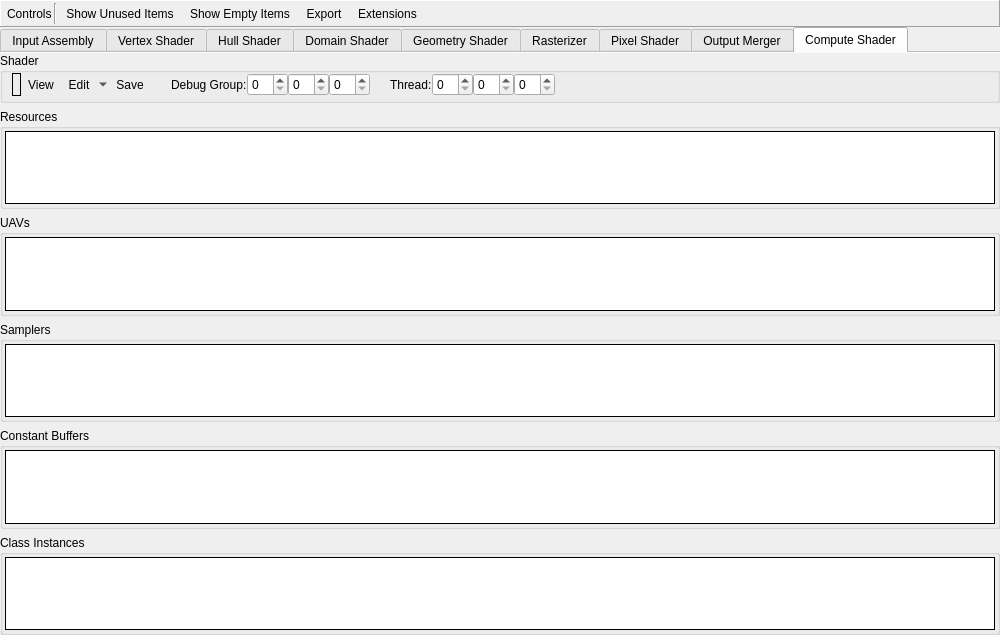
First picture: the form in qrenderdoc/Windows/PipelineState/D3D11PipelineStateViewer.ui, repository baldurk/renderdoc, before the edit.
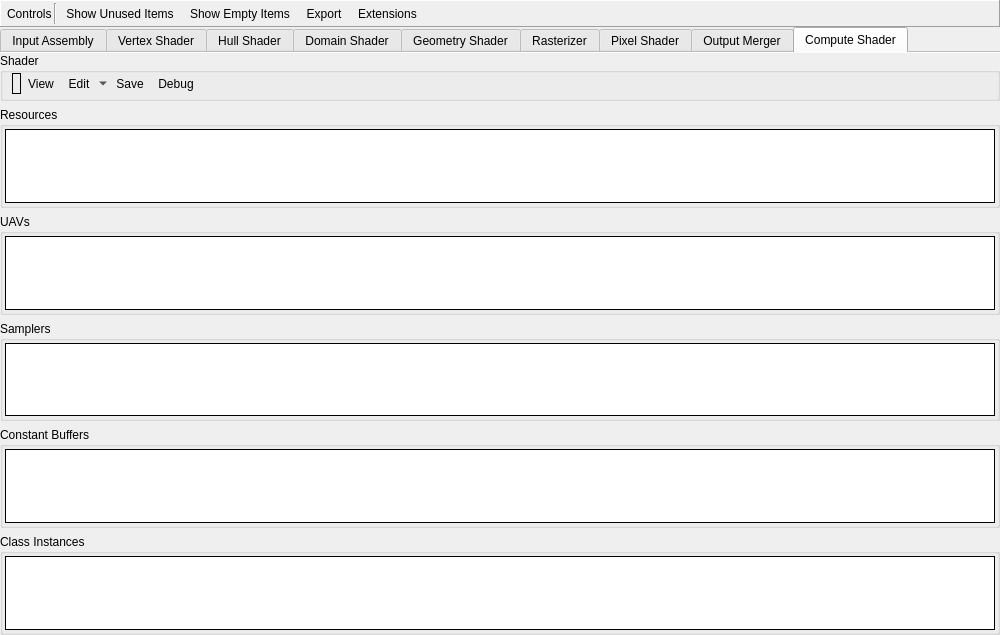
Second picture: the form after the edit. Icons and pictures are not drawn. Custom widgets are drawn as their Qt base class.

Commit message:
Add ability to debug compute shaders by dispatch thread ID
In some cases it is easier to know the dispatch thread ID you want to
debug rather than the group/thread IDs. This change adds a new window
when the debug button is clicked, to allow you to specify which thread
to debug in the most convenient way.

What changed in the file:
```diff
--- a/qrenderdoc/Windows/PipelineState/D3D11PipelineStateViewer.ui
+++ b/qrenderdoc/Windows/PipelineState/D3D11PipelineStateViewer.ui
@@ -4091,76 +4091,21 @@
            </widget>
           </item>
           <item>
-           <widget class="QFrame" name="csDebugFrame">
-            <layout class="QHBoxLayout" name="horizontalLayout_34">
-             <property name="spacing">
-              <number>0</number>
-             </property>
-             <property name="leftMargin">
-              <number>0</number>
-             </property>
-             <property name="topMargin">
-              <number>0</number>
-             </property>
-             <property name="rightMargin">
-              <number>0</number>
-             </property>
-             <property name="bottomMargin">
-              <number>0</number>
-             </property>
-             <item>
-              <widget class="QLabel" name="groupDebugLabel">
-               <property name="text">
-                <string>Debug Group:</string>
-               </property>
-               <property name="indent">
-                <number>20</number>
-               </property>
-              </widget>
-             </item>
-             <item>
-              <widget class="QSpinBox" name="groupX"/>
-             </item>
-             <item>
-              <widget class="QSpinBox" name="groupY"/>
-             </item>
-             <item>
-              <widget class="QSpinBox" name="groupZ"/>
-             </item>
-             <item>
-              <widget class="QLabel" name="threadDebugLabel">
-               <property name="text">
-                <string>Thread:</string>
-               </property>
-               <property name="indent">
-                <number>20</number>
-               </property>
-              </widget>
-             </item>
-             <item>
-              <widget class="QSpinBox" name="threadX"/>
-             </item>
-             <item>
-              <widget class="QSpinBox" name="threadY"/>
-             </item>
-             <item>
-              <widget class="QSpinBox" name="threadZ"/>
-             </item>
-             <item>
-              <widget class="QToolButton" name="debugThread">
-               <property name="text">
-                <string/>
-               </property>
-               <property name="icon">
-                <iconset resource="../../Resources/resources.qrc">
-                 <normaloff>:/wrench.png</normaloff>:/wrench.png</iconset>
-               </property>
-               <property name="autoRaise">
-                <bool>true</bool>
-               </property>
-              </widget>
-             </item>
-            </layout>
+           <widget class="QToolButton" name="computeDebugSelector">
+            <property name="text">
+             <string>Debug</string>
+            </property>
+            <property name="icon">
+             <iconset resource="../../Resources/resources.qrc">
+              <normaloff>:/wrench.png</normaloff>:/wrench.png
+             </iconset>
+            </property>
+            <property name="toolButtonStyle">
+             <enum>Qt::ToolButtonTextBesideIcon</enum>
+            </property>
+            <property name="autoRaise">
+             <bool>true</bool>
+            </property>
            </widget>
           </item>
           <item>
```
The commit also changes 15 other files.
